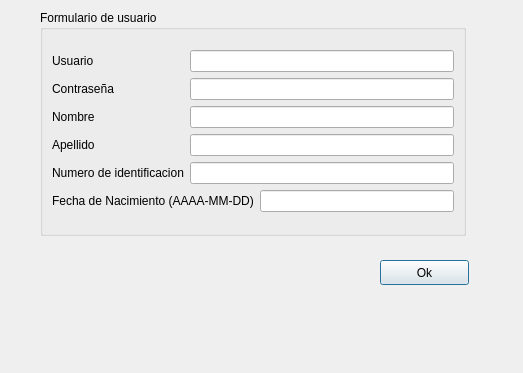
The window that Proyecto_definitivo_2.0/crear_usr.ui (EdwardSZS/ALSEDFS2020) describes before a commit, drawn with Qt 5.
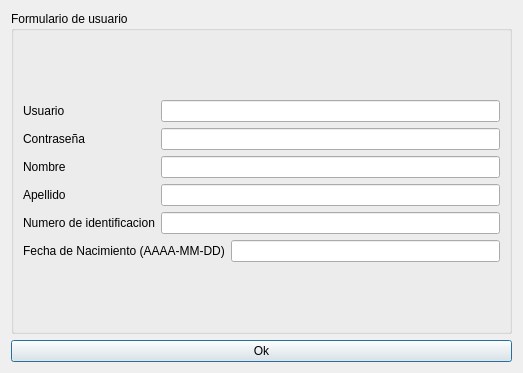
The same window after the commit.

Diff of the .ui file:
```diff
--- a/Proyecto_definitivo_2.0/crear_usr.ui
+++ b/Proyecto_definitivo_2.0/crear_usr.ui
@@ -13,15 +13,9 @@
   <property name="windowTitle">
    <string>Formulario_usr</string>
   </property>
+  <layout class="QGridLayout" name="gridLayout">
+   <item row="0" column="0">
   <widget class="QGroupBox" name="groupBox">
-   <property name="geometry">
-    <rect>
-     <x>40</x>
-     <y>10</y>
-     <width>426</width>
-     <height>226</height>
-    </rect>
-   </property>
    <property name="title">
     <string>Formulario de usuario</string>
    </property>
@@ -95,19 +89,15 @@
     </item>
    </layout>
   </widget>
+   </item>
+   <item row="1" column="0">
   <widget class="QPushButton" name="Ok">
-   <property name="geometry">
-    <rect>
-     <x>380</x>
-     <y>260</y>
-     <width>89</width>
-     <height>25</height>
-    </rect>
-   </property>
    <property name="text">
     <string>Ok</string>
    </property>
   </widget>
+   </item>
+  </layout>
  </widget>
  <resources/>
  <connections/>
```
Lines whose indentation alone changed are shown as unchanged.
